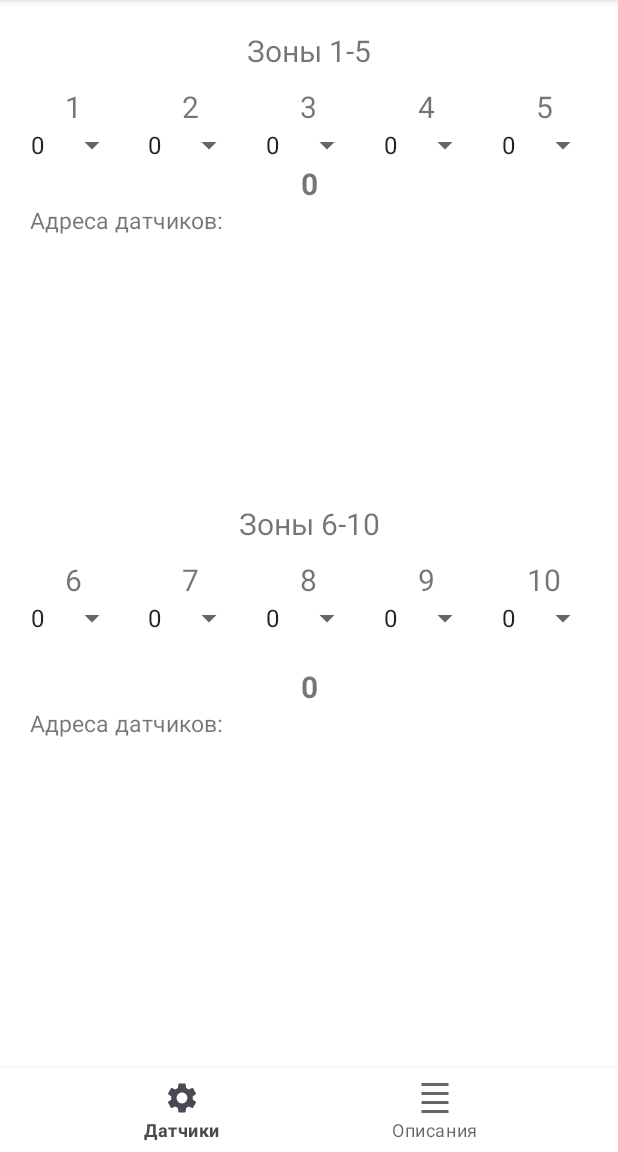
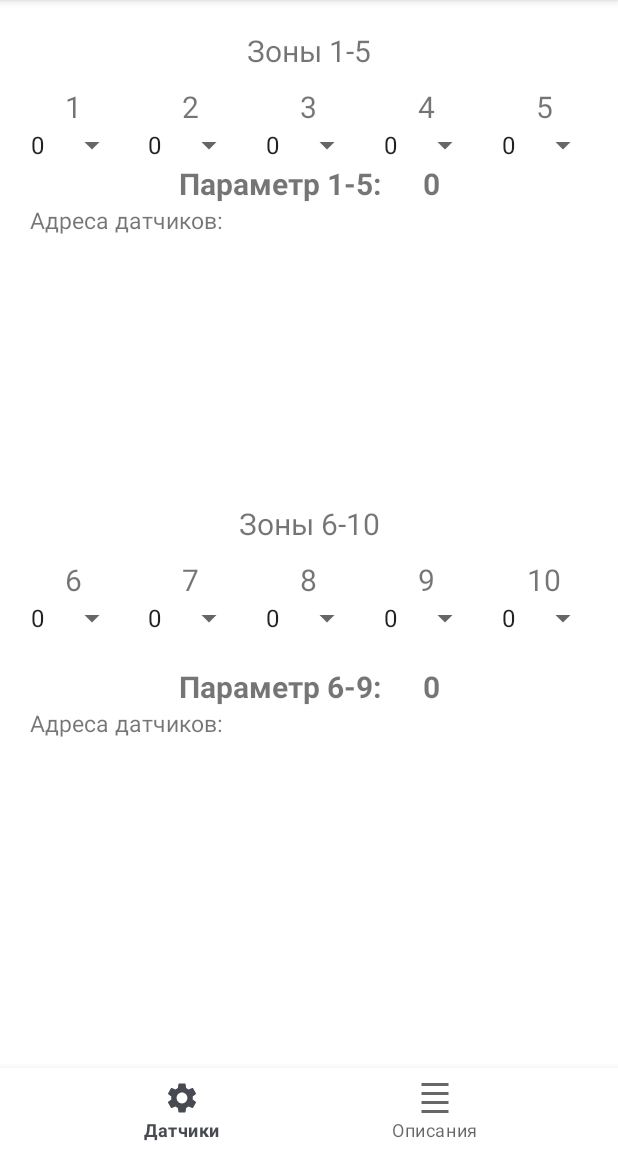
Before and after one commit to TimurAbyzbaev/Airwet_helper, an Android app: the screen it shows after launch (MainActivity), on a phone screen of 412 x 824 dp, the part 84-1236 px from its top. Run offline under Robolectric (Android 15) with nearby library versions, the phone set to English and light mode, and no system bars.

Commit message:
Увеличил ширину выпадающего списка. Добавил подпись "Параметр 1-5" и "Параметр 6-9"

```diff
--- a/app/src/main/java/ru/abyzbaev/airwetenghelper/SensorsFragment.kt
+++ b/app/src/main/java/ru/abyzbaev/airwetenghelper/SensorsFragment.kt
@@ -142,9 +142,9 @@ class SensorsFragment: Fragment() {
         }
 
         if(firstGroup) {
-            binding.textView15Parameter.text = binaryNumber.toString(10)
+            binding.textView15Parameter.text = "Параметр 1-5:      ${binaryNumber.toString(10)}"
         } else {
-            binding.textView610Parameter.text = binaryNumber.toString(10)
+            binding.textView610Parameter.text = "Параметр 6-9:      ${binaryNumber.toString(10)}"
         }
     }
 
--- a/app/src/main/res/layout/sensors_fragment.xml
+++ b/app/src/main/res/layout/sensors_fragment.xml
@@ -50,6 +50,7 @@
                 app:layout_constraintTop_toBottomOf="@id/zone1tv"
                 app:layout_constraintEnd_toEndOf="parent"
                 app:layout_constraintStart_toStartOf="parent"
+                android:dropDownWidth="100dp"
                 android:entries="@array/numbers" />
         </androidx.constraintlayout.widget.ConstraintLayout>
 
@@ -76,6 +77,7 @@
                 app:layout_constraintTop_toBottomOf="@id/zone2tv"
                 app:layout_constraintEnd_toEndOf="parent"
                 app:layout_constraintStart_toStartOf="parent"
+                android:dropDownWidth="100dp"
                 android:entries="@array/numbers" />
         </androidx.constraintlayout.widget.ConstraintLayout>
 
@@ -102,6 +104,7 @@
                 app:layout_constraintTop_toBottomOf="@id/zone3tv"
                 app:layout_constraintEnd_toEndOf="parent"
                 app:layout_constraintStart_toStartOf="parent"
+                android:dropDownWidth="100dp"
                 android:entries="@array/numbers" />
         </androidx.constraintlayout.widget.ConstraintLayout>
 
@@ -128,6 +131,7 @@
                 app:layout_constraintTop_toBottomOf="@id/zone4tv"
                 app:layout_constraintEnd_toEndOf="parent"
                 app:layout_constraintStart_toStartOf="parent"
+                android:dropDownWidth="100dp"
                 android:entries="@array/numbers" />
         </androidx.constraintlayout.widget.ConstraintLayout>
 
@@ -154,6 +158,7 @@
                 app:layout_constraintTop_toBottomOf="@id/zone5tv"
                 app:layout_constraintEnd_toEndOf="parent"
                 app:layout_constraintStart_toStartOf="parent"
+                android:dropDownWidth="100dp"
                 android:entries="@array/numbers" />
         </androidx.constraintlayout.widget.ConstraintLayout>
 
@@ -410,6 +415,7 @@
                 android:entries="@array/numbers"
                 app:layout_constraintEnd_toEndOf="parent"
                 app:layout_constraintStart_toStartOf="parent"
+                android:dropDownWidth="100dp"
                 app:layout_constraintTop_toBottomOf="@id/zone6tv" />
         </androidx.constraintlayout.widget.ConstraintLayout>
 
@@ -436,6 +442,7 @@
                 android:entries="@array/numbers"
                 app:layout_constraintEnd_toEndOf="parent"
                 app:layout_constraintStart_toStartOf="parent"
+                android:dropDownWidth="100dp"
                 app:layout_constraintTop_toBottomOf="@id/zone7tv" />
         </androidx.constraintlayout.widget.ConstraintLayout>
 
@@ -462,6 +469,7 @@
                 android:entries="@array/numbers"
                 app:layout_constraintEnd_toEndOf="parent"
                 app:layout_constraintStart_toStartOf="parent"
+                android:dropDownWidth="100dp"
                 app:layout_constraintTop_toBottomOf="@id/zone8tv" />
         </androidx.constraintlayout.widget.ConstraintLayout>
 
@@ -488,6 +496,7 @@
                 android:entries="@array/numbers"
                 app:layout_constraintEnd_toEndOf="parent"
                 app:layout_constraintStart_toStartOf="parent"
+                android:dropDownWidth="100dp"
                 app:layout_constraintTop_toBottomOf="@id/zone9tv" />
         </androidx.constraintlayout.widget.ConstraintLayout>
 
@@ -514,6 +523,7 @@
                 android:entries="@array/numbers"
                 app:layout_constraintEnd_toEndOf="parent"
                 app:layout_constraintStart_toStartOf="parent"
+                android:dropDownWidth="100dp"
                 app:layout_constraintTop_toBottomOf="@id/zone10tv" />
         </androidx.constraintlayout.widget.ConstraintLayout>
     </LinearLayout>
```
